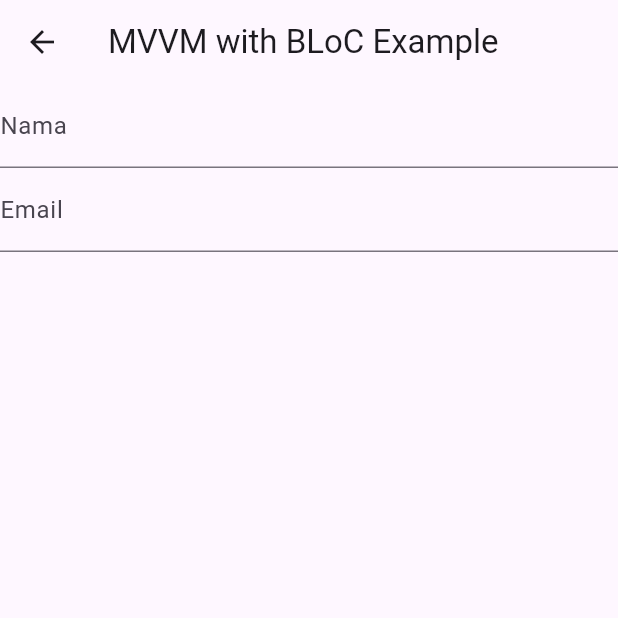
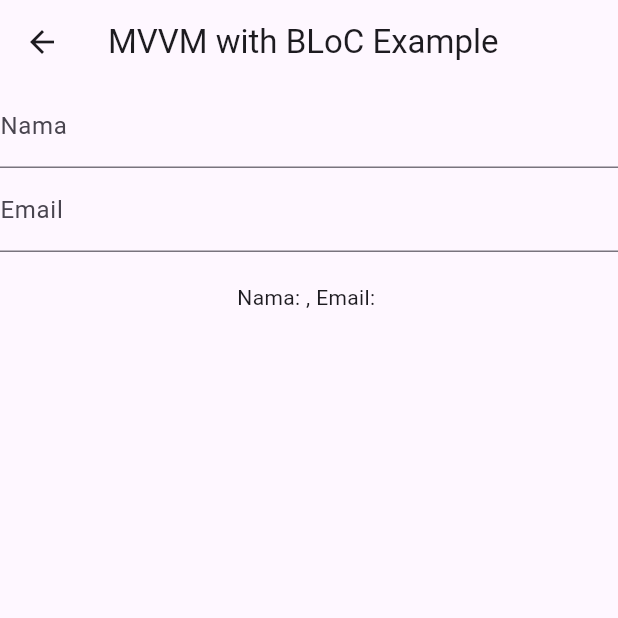
Before and after one commit to ZhilPro27/MVVMBLOC_0095, a Flutter app: the Homepage screen opened directly, on a phone screen of 412 x 824 dp, the top half of it. Run offline on Flutter 3.47's test engine with Material 3 defaults, Android fonts, the light colour scheme and no system bars; our stand-ins replace flutter_bloc.

Commit message:
Menambahkan tampilan untuk menampilkan nama dan email pengguna pada Homepage

```diff
--- a/lib/view/homepage.dart
+++ b/lib/view/homepage.dart
@@ -2,6 +2,7 @@ import 'package:flutter/material.dart';
 import 'package:flutter_bloc/flutter_bloc.dart';
 import 'package:mvvmbloc/viewmodel/user_bloc.dart';
 import 'package:mvvmbloc/viewmodel/user_event.dart';
+import 'package:mvvmbloc/viewmodel/user_state.dart';
 
 class Homepage extends StatelessWidget {
   @override
@@ -21,7 +22,15 @@ class Homepage extends StatelessWidget {
             onChanged: (value) {
               context.read<UserBloc>().add(EmailChanged(value));
             },
-          )
+          ),
+
+          SizedBox(height: 20),
+
+          BlocBuilder<UserBloc, UserState>(
+            builder: (context, state) {
+              return Text("Nama: ${state.nama}, Email: ${state.email}");
+            },
+          ),
         ],
       ),
     );
```
